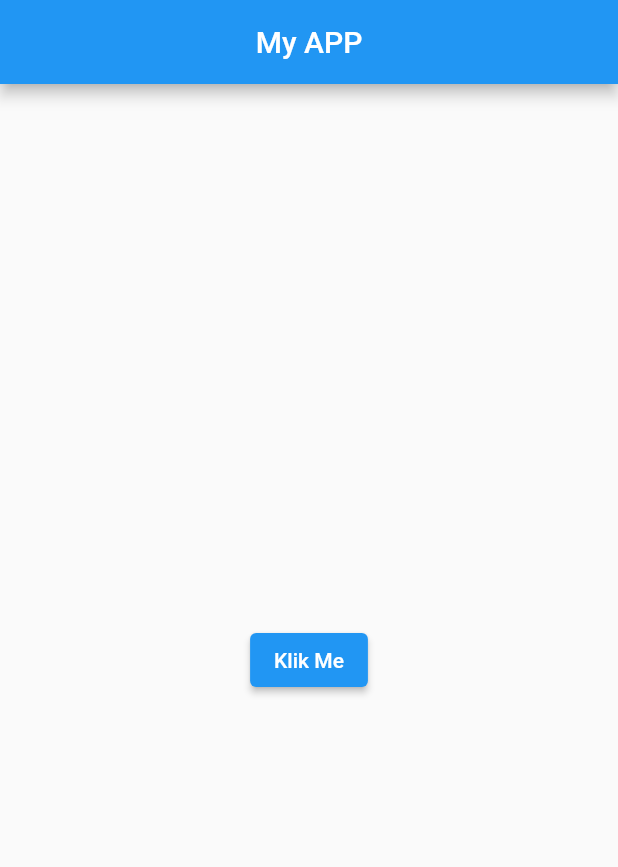
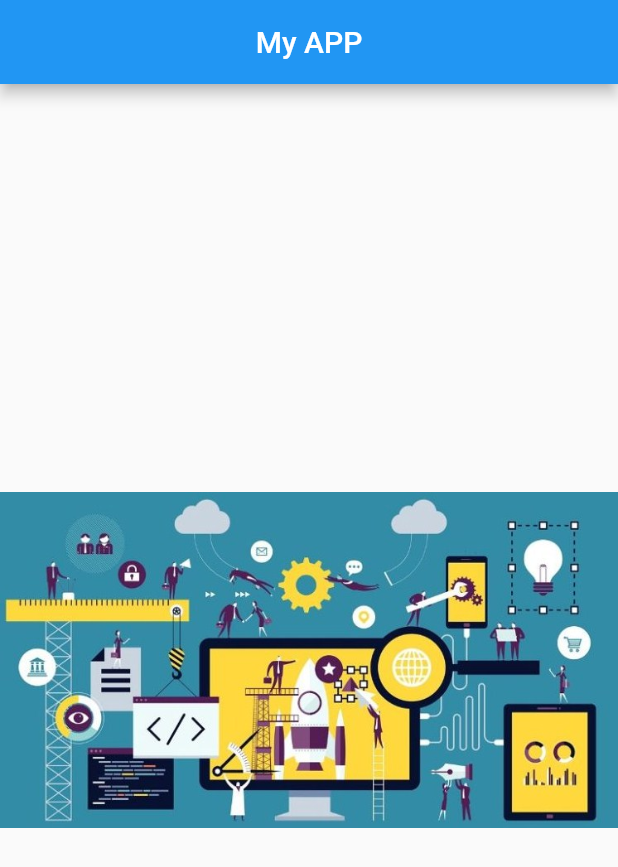
Before and after one commit to jumadilakbar/learn-flutter, a Flutter app: the screen it shows after launch, on a phone screen of 412 x 824 dp. Shown: the top 867 px of the screen. Run offline on Flutter 3.47's test engine with Material 2 defaults, Android fonts, the phone set to English and light mode, and no system bars.

Commit message:
set icon from widget flutter and call image from folder project

```diff
--- a/lib/main.dart
+++ b/lib/main.dart
@@ -44,6 +44,8 @@ class MyApp extends StatelessWidget {
         )),
         */
         body: Center(
+          // call button
+          /*
           child: ElevatedButton(
             onPressed: () {
               // empty function if we not add funtion like print all other funtion
@@ -52,6 +54,17 @@ class MyApp extends StatelessWidget {
             },
             child: Text("Klik Me"),
           ),
+
+          // Call Icon in center position and give color red
+          child: Icon(
+            Icons.home,
+            size: 200,
+            color: Colors.redAccent[100],
+          ),
+          */
+          // Image Provider
+          // 1. Asset Image -> gambar yang ada pada folder project
+          child: Image(image: AssetImage("assets/sistem.jpg")),
         ),
       ),
     );
--- a/pubspec.yaml
+++ b/pubspec.yaml
@@ -59,8 +59,8 @@ flutter:
   uses-material-design: true
 
   # To add assets to your application, add an assets section, like this:
-  # assets:
-  #   - images/a_dot_burr.jpeg
+  assets:
+    - assets/sistem.jpg
   #   - images/a_dot_ham.jpeg
 
   # An image asset can refer to one or more resolution-specific "variants", see
```
Also changed, not shown: assets/sistem.jpg (added).
